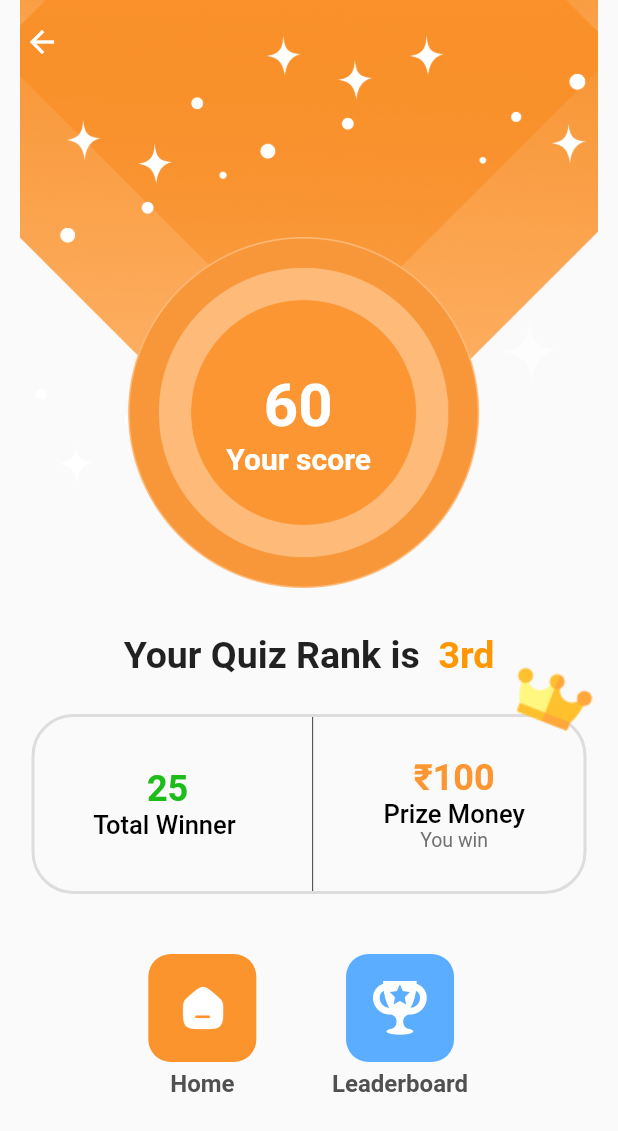
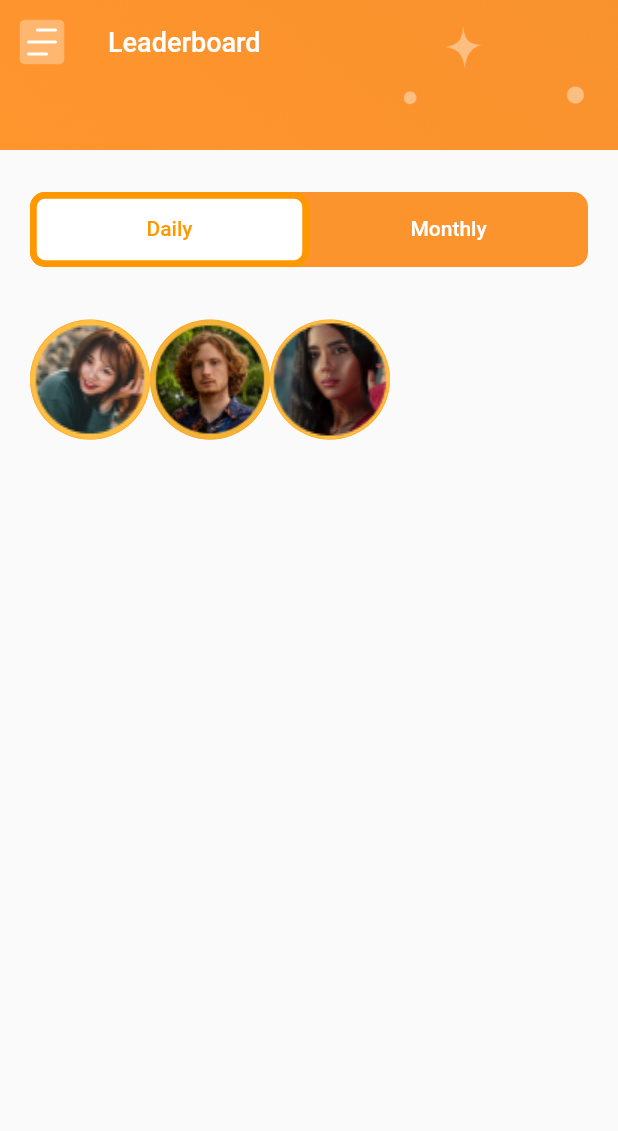
Before and after one commit to Amangupt123/ui_degi, a Flutter app: the Quiz screen opened directly, after a tap on "Play a Quiz", on a phone screen of 412 x 824 dp. Shown: the top 1131 px of the screen. Run offline on Flutter 3.47's test engine with Material 2 defaults, Android fonts, the phone set to English and light mode, and no system bars; our stand-ins replace flutter_svg, video_player.

Commit message:
new(Mandaty)

```diff
--- a/lib/Quiz.dart
+++ b/lib/Quiz.dart
@@ -1,5 +1,7 @@
 import 'package:flutter/material.dart';
 import 'package:ui_degi/quizresult.dart';
+
+import 'leaderboard.dart';
 
 class Quiz extends StatefulWidget {
   Quiz({Key? key}) : super(key: key);
@@ -62,7 +64,7 @@ class _QuizState extends State<Quiz> {
                 ),
                 InkWell(
                   onTap: () {
-                    Navigator.push(context, MaterialPageRoute(builder: (context) => Result()));
+                    Navigator.push(context, MaterialPageRoute(builder: (context) => Leaderboard ()));
                   },
                   child: Text(
                     "Play a Quiz",
--- /dev/null
+++ b/lib/leaderboard.dart
@@ -0,0 +1,162 @@
+import 'package:flutter/material.dart';
+import 'package:flutter_svg/svg.dart';
+
+class Leaderboard extends StatefulWidget {
+  Leaderboard({Key? key}) : super(key: key);
+
+  @override
+  State<Leaderboard> createState() => _LeaderboardState();
+}
+
+class _LeaderboardState extends State<Leaderboard> with SingleTickerProviderStateMixin {
+  TabController? _tabController;
+
+  @override
+  void initState() {
+    _tabController = TabController(length: 2, vsync: this);
+    super.initState();
+  }
+
+  @override
+  void dispose() {
+    super.dispose();
+    _tabController?.dispose();
+  }
+
+  @override
+  Widget build(BuildContext context) {
+    Size screenSize = MediaQuery.of(context).size;
+    return Scaffold(
+      extendBodyBehindAppBar: true,
+      appBar: AppBar(
+        title: Text(
+          "Leaderboard",
+          style: TextStyle(fontSize: 18, fontWeight: FontWeight.w500),
+        ),
+        backgroundColor: Colors.transparent,
+        shadowColor: Colors.transparent,
+        leading: SvgPicture.asset(
+          "assets/image/meanubar@2x.svg",
+          height: 5,
+          width: 5,
+          fit: BoxFit.scaleDown,
+        ),
+        elevation: 0,
+      ),
+      body: Container(
+          height: screenSize.height,
+          width: screenSize.width,
+          child: Column(children: [
+            Container(
+              width: MediaQuery.of(context).size.width,
+              height: 100,
+              decoration: const BoxDecoration(
+                image: DecorationImage(
+                  image: AssetImage("assets/image/top_header@3x.png"),
+                  fit: BoxFit.fitWidth,
+                ),
+              ),
+            ),
+            const SizedBox(
+              height: 8,
+            ),
+            Padding(
+              padding: const EdgeInsets.all(20.0),
+              child: Column(
+                children: [
+                  // give the tab bar a height [can change hheight to preferred height]
+                  Container(
+                    height: 50,
+                    decoration: BoxDecoration(
+                      color: Color(0xffFC942D),
+                      borderRadius: BorderRadius.circular(
+                        10,
+                      ),
+                    ),
+                    child: TabBar(
+                      controller: _tabController,
+
+                      // give the indicator a decoration (color and border radius)
+                      indicator: BoxDecoration(
+                          borderRadius: BorderRadius.circular(
+                            10.0,
+                          ),
+                          color: Colors.white,
+                          border: Border.all(width: 4.5, color: Colors.orange)),
+                      labelColor: Colors.orange,
+                      unselectedLabelColor: Colors.white,
+                      tabs: const [
+                        // first tab [you can add an icon using the icon property]
+                        Tab(
+                          text: 'Daily',
+                        ),
+
+                        // second tab [you can add an icon using the icon property]
+                        Tab(
+                          text: 'Monthly',
+                        ),
+                      ],
+                    ),
+                  ),
+                  const SizedBox(
+                    height: 35,
+                  ),
+                  Row(
+                    children: [
+                      Column(
+                        children: [
+                          Container(
+                            height: 80,
+                            width: 80,
+                            decoration: const BoxDecoration(
+                                color: Colors.orange,
+                                shape: BoxShape.circle,
+                                image: DecorationImage(
+                                  image: AssetImage("assets/image/Ellipse 4@3x.png"),
+                                  fit: BoxFit.fitWidth,
+                                )),
+                          )
+                        ],
+                      ),
+
+                      Column(
+                        mainAxisAlignment: MainAxisAlignment.start,
+                        children: [
+                          Container(
+                            height: 80,
+                            width: 80,
+                            decoration: const BoxDecoration(
+                                color: Colors.orange,
+                                shape: BoxShape.circle,
+                                image: DecorationImage(
+                                  image: AssetImage("assets/image/Ellipse 3@3x.png"),
+                                  fit: BoxFit.fitWidth,
+                                )),
+                          )
+                        ],
+                      ),
+                      Column(
+                        mainAxisAlignment: MainAxisAlignment.start,
+                        children: [
+                          Container(
+                            height: 80,
+                            width: 80,
+                            decoration: const BoxDecoration(
+                                color: Colors.orange,
+                                shape: BoxShape.circle,
+                                image: DecorationImage(
+                                  image: AssetImage("assets/image/Ellipse@3x.png"),
+                                  fit: BoxFit.fitWidth,
+                                )),
+                          )
+                        ],
+                      )
+                    ],
+                  ),
+                ],
+              ),
+            ),
+          ])),
+    );
+  }
+}
--- a/lib/main.dart
+++ b/lib/main.dart
@@ -1,5 +1,4 @@
 import 'package:flutter/material.dart';
-import 'Home.dart';
 import 'Home2.dart';
 import 'Quiz.dart';
 
--- a/lib/quizresult.dart
+++ b/lib/quizresult.dart
@@ -42,7 +42,7 @@ class _ResultState extends State<Result> {
                   top: MediaQuery.of(context).size.height*0.3,
                   left: MediaQuery.of(context).size.width*0.33,
                   child: RichText(
-                      text: TextSpan(
+                      text: const TextSpan(
                           text: "    60",
                           style: TextStyle(fontSize: 40, fontWeight: FontWeight.w700, color: Colors.white),
                           children: [
@@ -98,9 +98,9 @@ class _ResultState extends State<Result> {
                           '\u{20B9}${100}',
                           style: TextStyle(fontSize: 24, fontWeight: FontWeight.w700, color: Color(0xffFB9633)),
                         ),
-                        Text("Prize Money",
+                        const Text("Prize Money",
                             style: TextStyle(fontSize: 17, fontWeight: FontWeight.w500, color: Color(0xff000000))),
-                        Text("You win",
+                        const Text("You win",
                             style: TextStyle(fontSize: 13, fontWeight: FontWeight.w400, color: Color(0xff727272)))
                       ],
                     )
```
Also changed, not shown: assets/image/Ellipse 1st@3x.svg (added), assets/image/Ellipse 2nd@3x.svg (added), assets/image/Ellipse 3@3x.png (added), assets/image/Ellipse 3rd@3x.svg (added), assets/image/Ellipse 4@3x.png (added), assets/image/Ellipse@3x.png (added), assets/image/meanubar@2x.svg (added).
